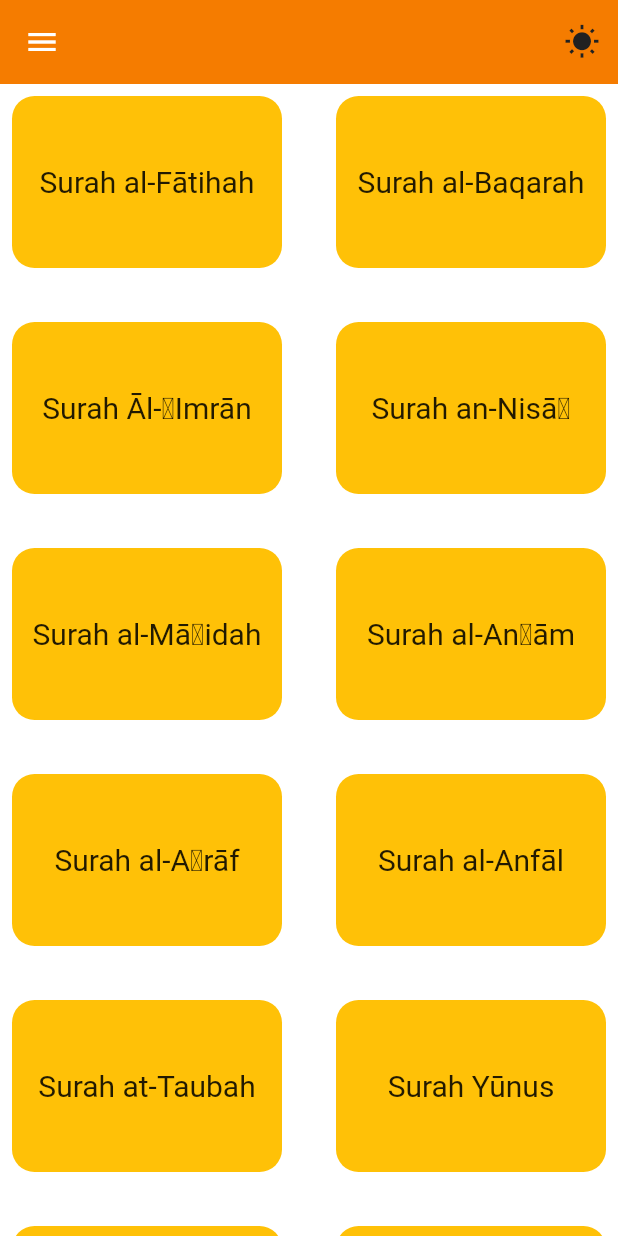
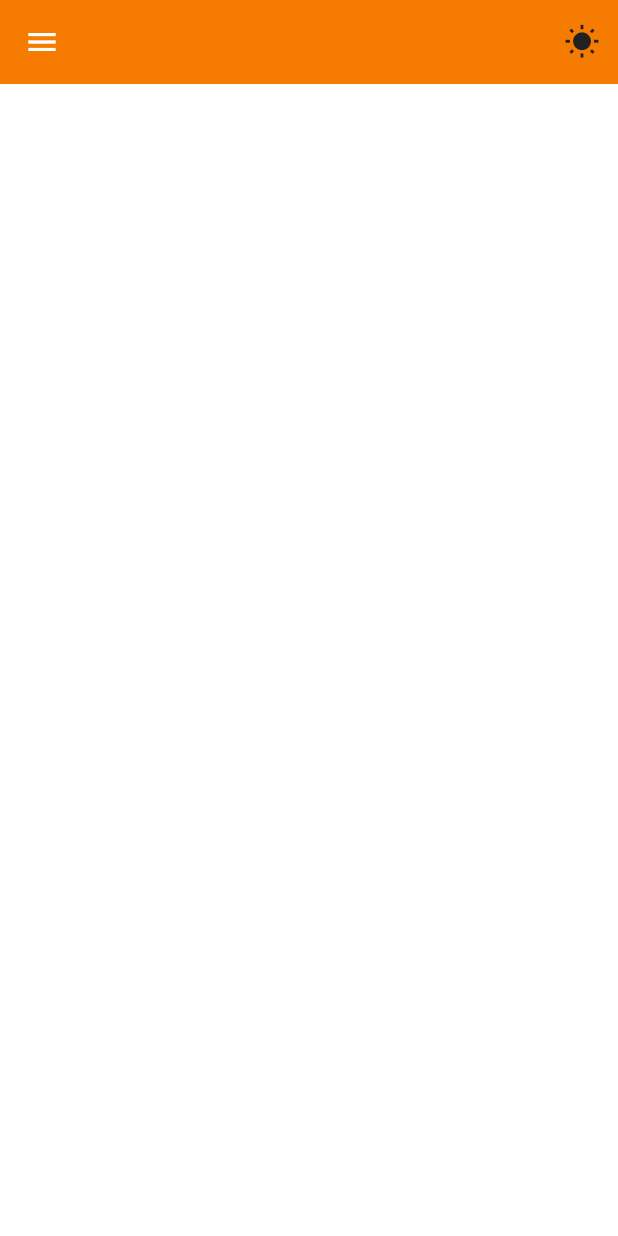
Before and after one commit to adiyazid/quranirab, a Flutter app: the screen it shows once a user with an empty profile is signed in, in the side drawer, after a tap on "Mobile app", on a phone screen of 412 x 824 dp. Run offline on Flutter 3.47's test engine with Material 2 defaults, Android fonts, the phone set to English and light mode, and no system bars; our stand-ins replace firebase_auth, firebase_core, google_sign_in, shared_preferences, top_snackbar_flutter; accounts and stored records are empty.

Commit message:
comment old ui

```diff
--- a/lib/views/quran.home.dart
+++ b/lib/views/quran.home.dart
@@ -155,36 +155,36 @@ class _QuranHomeState extends State<QuranHome> {
                 })
           ],
         ),
-        body: GridView.builder(
-            gridDelegate: const SliverGridDelegateWithMaxCrossAxisExtent(
-                maxCrossAxisExtent: 200,
-                childAspectRatio: 3 / 2,
-                crossAxisSpacing: 20,
-                mainAxisSpacing: 20),
-            itemCount: surah.length,
-            itemBuilder: (BuildContext ctx, index) {
-              return InkWell(
-                child: Padding(
-                  padding: const EdgeInsets.all(8.0),
-                  child: Container(
-                    alignment: Alignment.center,
-                    child: Text(
-                      'Surah ${surah[index]['name']}',textAlign: TextAlign.center,style: const TextStyle(fontSize: 20),
-                    ),
-                    decoration: BoxDecoration(
-                        color: (themeNotifier.isDark)?Colors.cyan:Colors.amber,
-                        borderRadius: BorderRadius.circular(15)),
-                  ),
-                ),
-                onTap: () {
-                  Navigator.push(
-                      context,
-                      MaterialPageRoute(
-                          builder: (context) => Test(surah[index]["pageGreen"],
-                              surah[index]["name"],index+1,surah[index]["end"])));
-                },
-              );
-            }),
+        // body: GridView.builder(
+        //     gridDelegate: const SliverGridDelegateWithMaxCrossAxisExtent(
+        //         maxCrossAxisExtent: 200,
+        //         childAspectRatio: 3 / 2,
+        //         crossAxisSpacing: 20,
+        //         mainAxisSpacing: 20),
+        //     itemCount: surah.length,
+        //     itemBuilder: (BuildContext ctx, index) {
+        //       return InkWell(
+        //         child: Padding(
+        //           padding: const EdgeInsets.all(8.0),
+        //           child: Container(
+        //             alignment: Alignment.center,
+        //             child: Text(
+        //               'Surah ${surah[index]['name']}',textAlign: TextAlign.center,style: const TextStyle(fontSize: 20),
+        //             ),
+        //             decoration: BoxDecoration(
+        //                 color: (themeNotifier.isDark)?Colors.cyan:Colors.amber,
+        //                 borderRadius: BorderRadius.circular(15)),
+        //           ),
+        //         ),
+        //         onTap: () {
+        //           Navigator.push(
+        //               context,
+        //               MaterialPageRoute(
+        //                   builder: (context) => Test(surah[index]["pageGreen"],
+        //                       surah[index]["name"],index+1,surah[index]["end"])));
+        //         },
+        //       );
+        //     }),
       );
     });
   }
```
